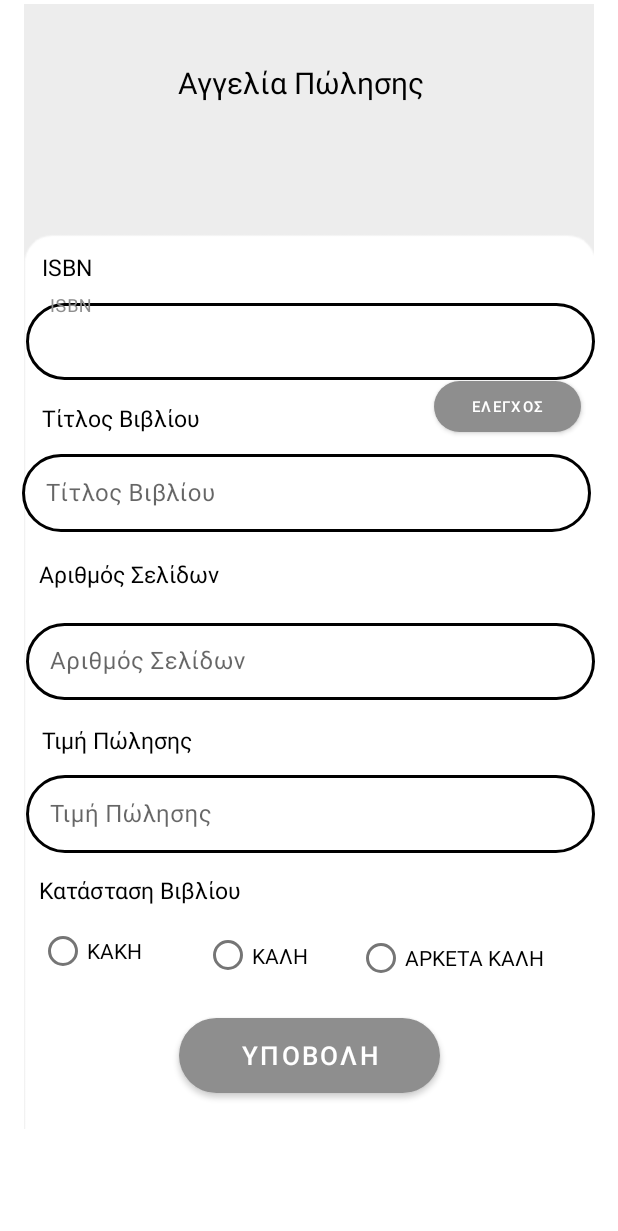
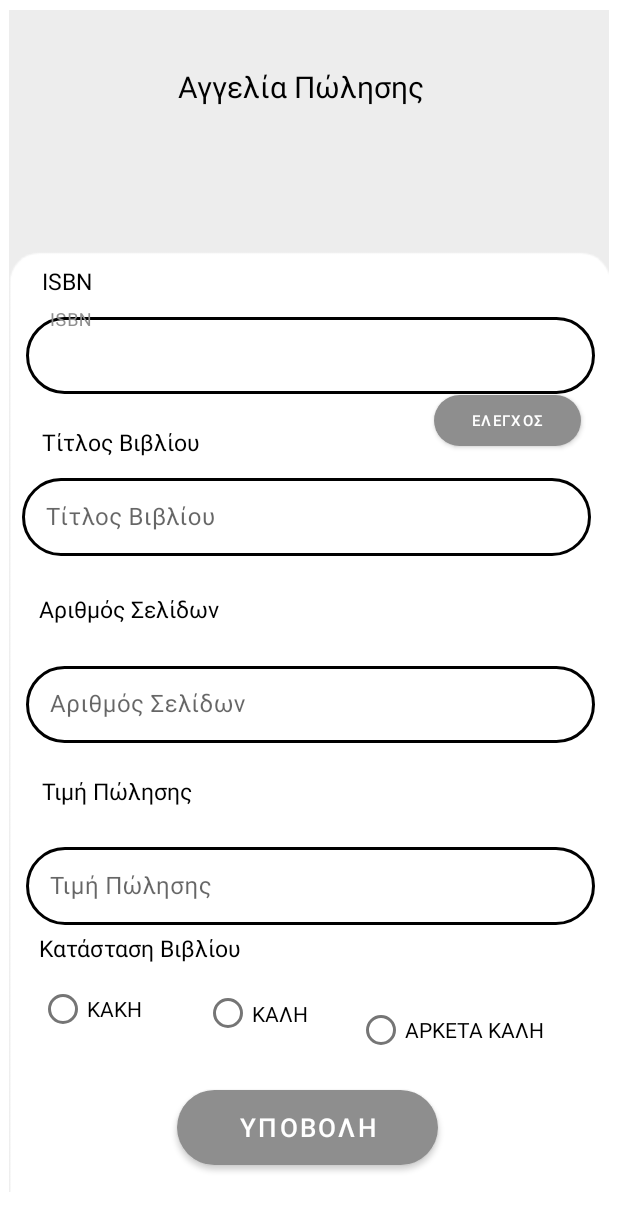
Before and after one commit to EvelyneKol/ReadEase, an Android app: the layout selling_add.xml on its own in the app's theme, with its tools: preview values and no code run, on a phone screen of 412 x 824 dp. Shown: the top 1231 px of the screen. Run offline under Robolectric (Android 15) with nearby library versions, the phone set to English and light mode, and no system bars.

Commit message:
rename activity_selling_add to selling_add

```diff
--- a/app/src/main/res/layout/activity_selling_add.xml
+++ b/app/src/main/res/layout/selling_add.xml
@@ -11,7 +11,7 @@
     <ImageView
         android:id="@+id/imageView3"
         android:layout_width="400dp"
-        android:layout_height="750dp"
+        android:layout_height="800dp"
         android:layout_centerHorizontal="true"
         android:layout_centerVertical="true"
         android:layout_gravity="center"
@@ -295,7 +295,9 @@
         android:textSize="17dp"
         app:layout_constraintBottom_toBottomOf="@id/imageView3"
         app:layout_constraintEnd_toEndOf="@id/imageView3"
+        app:layout_constraintHorizontal_bias="0.473"
         app:layout_constraintStart_toStartOf="@+id/imageView3"
-        app:layout_constraintTop_toTopOf="@+id/imageView3" />
+        app:layout_constraintTop_toTopOf="@+id/imageView3"
+        app:layout_constraintVertical_bias="1.0" />
 
 </androidx.constraintlayout.widget.ConstraintLayout>
```
